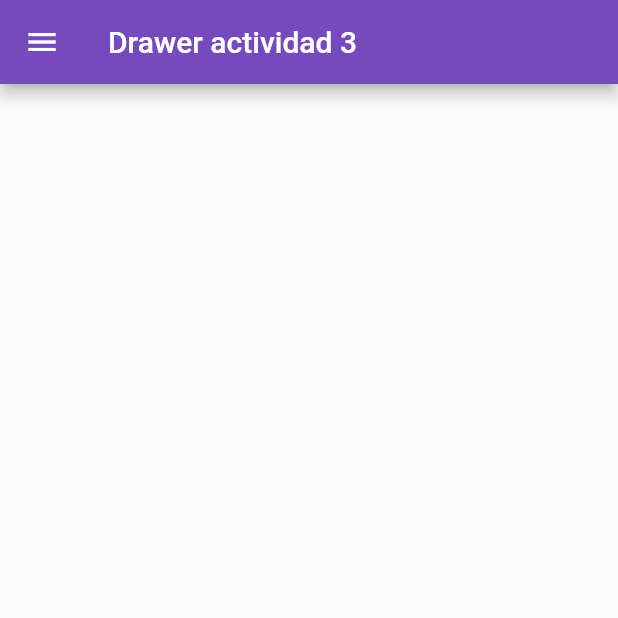
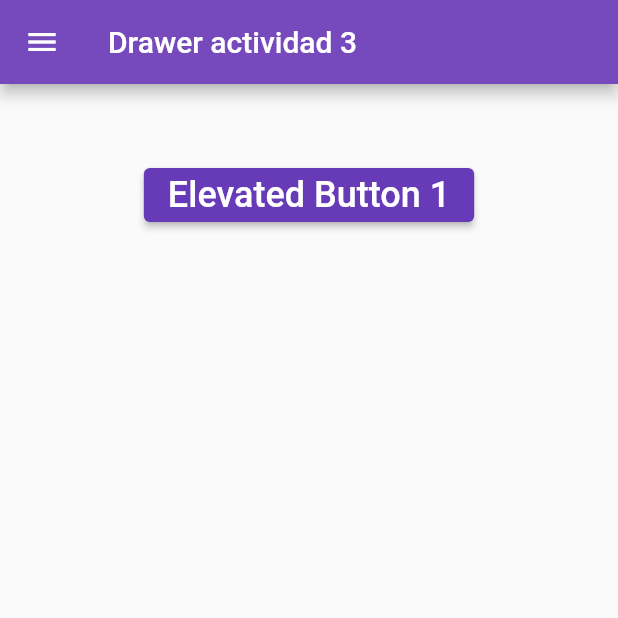
Before and after one commit to MiguelMor05/DrawerFlutLab, a Flutter app: the screen it shows after launch, on a phone screen of 412 x 824 dp, the top half of it. Run offline on Flutter 3.47's test engine with Material 2 defaults, Android fonts, the phone set to English and light mode, and no system bars.

Commit message:
Version 4

```diff
--- a/lib/main.dart
+++ b/lib/main.dart
@@ -1,11 +1,11 @@
 import 'package:flutter/material.dart';
 
-void main() => runApp(MyApp());
+void main() => runApp(const MyApp());
 
 class MyApp extends StatelessWidget {
   const MyApp({super.key});
   static const String _title = 'Drawer en Flutter';
-  // This widget is the root of your application.
+// This widget is the root of your application.
   @override
   Widget build(BuildContext context) {
     return MaterialApp(
@@ -20,12 +20,13 @@ class MyApp extends StatelessWidget {
 }
 
 class MyHomePage extends StatefulWidget {
-  const MyHomePage({super.key});
+  const MyHomePage({Key? key}) : super(key: key);
   @override
-  _MyHomePageState createState() => _MyHomePageState();
+  State<MyHomePage> createState() => _MyHomePageState();
 }
 
 class _MyHomePageState extends State<MyHomePage> {
+  final GlobalKey<ScaffoldState> _key = GlobalKey();
   @override
   Widget build(BuildContext context) {
     return Scaffold(
@@ -33,9 +34,9 @@ class _MyHomePageState extends State<MyHomePage> {
         title: const Text('Drawer actividad 3'),
         backgroundColor: const Color(0xff764abc),
       ),
+      key: _key,
       drawer: Drawer(
         child: ListView(
-          // Important: Remove any padding from the ListView.
           padding: EdgeInsets.zero,
           children: [
             const UserAccountsDrawerHeader(
@@ -107,6 +108,15 @@ class _MyHomePageState extends State<MyHomePage> {
           SizedBox(
             height: 50,
           ),
+          ElevatedButton(
+            onPressed: () {
+              _key.currentState!.openDrawer(); //<-- SEE HERE
+            },
+            child: const Text(
+              'Elevated Button 1',
+              style: TextStyle(fontSize: 24),
+            ),
+          ),
         ],
       )),
     );
```
